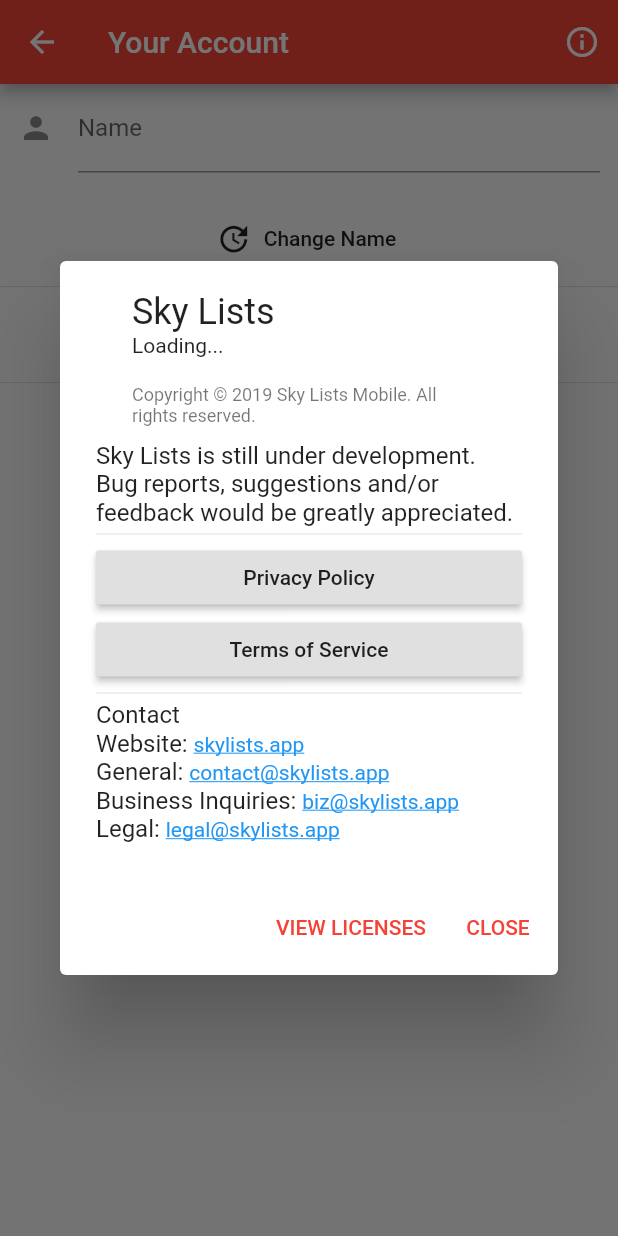
After one commit to Ben-Tyszka/Sky-Lists-Mobile-App, a Flutter app: the AccountPage screen opened by its route, after a tap on the "info outline" icon, on a phone screen of 412 x 824 dp. The commit adds this screen. Run offline on Flutter 3.47's test engine with Material 2 defaults, Android fonts, the phone set to English and light mode, and no system bars; our stand-ins replace cloud_firestore, firebase_auth, flutter_signin_button, google_sign_in, permission_handler, qr_flutter and 2 more; missing offline and left inert: fast_qr_reader_view, flutter_facebook_login, get_version, random_color, soundpool; accounts and stored records are empty.

Commit message:
Linked pages

```diff
--- /dev/null
+++ b/lib/presentational_widgets/about_app_dialog.dart
@@ -0,0 +1,139 @@
+import 'package:flutter/gestures.dart';
+import 'package:flutter/material.dart';
+import 'package:url_launcher/url_launcher.dart';
+
+import 'package:sky_lists/presentational_widgets/pages/privacy_policy_page.dart';
+import 'package:sky_lists/presentational_widgets/pages/terms_of_service_page.dart';
+
+class AboutAppDialog extends StatelessWidget {
+  AboutAppDialog({@required this.version});
+
+  final String version;
+
+  @override
+  Widget build(BuildContext context) {
+    return AboutDialog(
+      applicationName: 'Sky Lists',
+      applicationLegalese:
+          'Copyright © 2019 Sky Lists Mobile. All rights reserved.',
+      applicationVersion: version,
+      children: <Widget>[
+        SizedBox(
+          height: 10.0,
+        ),
+        Text(
+          'Sky Lists is still under development. Bug reports, suggestions and/or feedback would be greatly appreciated.',
+        ),
+        Divider(
+          height: 10.0,
+        ),
+        RaisedButton(
+          onPressed: () {
+            Navigator.pushNamed(context, PrivacyPolicyPage.routeName);
+          },
+          child: Text(
+            'Privacy Policy',
+          ),
+        ),
+        RaisedButton(
+          onPressed: () {
+            Navigator.pushNamed(context, TermsOfServicePage.routeName);
+          },
+          child: Text(
+            'Terms of Service',
+          ),
+        ),
+        Divider(
+          height: 10.0,
+        ),
+        Text(
+          'Contact',
+        ),
+        Text.rich(
+          TextSpan(
+            text: 'Website: ',
+            children: <TextSpan>[
+              TextSpan(
+                recognizer: TapGestureRecognizer()
+                  ..onTap = () async {
+                    const url = 'https://skylists.app';
+                    if (await canLaunch(url)) {
+                      await launch(url);
+                    }
+                  },
+                text: 'skylists.app',
+                style: Theme.of(context).textTheme.body1.copyWith(
+                      decoration: TextDecoration.underline,
+                      color: Colors.blue,
+                    ),
+              ),
+            ],
+          ),
+        ),
+        Text.rich(
+          TextSpan(
+            text: 'General: ',
+            children: <TextSpan>[
+              TextSpan(
+                recognizer: TapGestureRecognizer()
+                  ..onTap = () async {
+                    const url = 'mailto:contact@skylists.app';
+                    if (await canLaunch(url)) {
+                      await launch(url);
+                    }
+                  },
+                text: 'contact@skylists.app',
+                style: Theme.of(context).textTheme.body1.copyWith(
+                      decoration: TextDecoration.underline,
+                      color: Colors.blue,
+                    ),
+              ),
+            ],
+          ),
+        ),
+        Text.rich(
+          TextSpan(
+            text: 'Business Inquiries: ',
+            children: <TextSpan>[
+              TextSpan(
+                recognizer: TapGestureRecognizer()
+                  ..onTap = () async {
+                    const url = 'mailto:biz@skylists.app';
+                    if (await canLaunch(url)) {
+                      await launch(url);
+                    }
+                  },
+                text: 'biz@skylists.app',
+                style: Theme.of(context).textTheme.body1.copyWith(
+                      decoration: TextDecoration.underline,
+                      color: Colors.blue,
+                    ),
+              ),
+            ],
+          ),
+        ),
+        Text.rich(
+          TextSpan(
+            text: 'Legal: ',
+            children: <TextSpan>[
+              TextSpan(
+                recognizer: TapGestureRecognizer()
+                  ..onTap = () async {
+                    const url = 'mailto:legal@skylists.app';
+                    if (await canLaunch(url)) {
+                      await launch(url);
+                    }
+                  },
+                text: 'legal@skylists.app',
+                style: Theme.of(context).primaryTextTheme.body1.copyWith(
+                      decoration: TextDecoration.underline,
+                      color: Colors.blue,
+                    ),
+              ),
+            ],
+          ),
+        ),
+      ],
+    );
+  }
+}
--- a/lib/presentational_widgets/pages/account_page.dart
+++ b/lib/presentational_widgets/pages/account_page.dart
@@ -4,6 +4,7 @@
 
 import 'package:sky_lists/presentational_widgets/delete_account.dart';
 import 'package:sky_lists/presentational_widgets/sign_out_button.dart';
+import 'package:sky_lists/stateful_widgets/about_app.dart';
 import 'package:sky_lists/stateful_widgets/forms/name_change_form.dart';
 
 class AccountPage extends StatelessWidget {
@@ -38,6 +39,14 @@
     return Scaffold(
       appBar: AppBar(
         title: Text('Your Account'),
+        actions: <Widget>[
+          IconButton(
+            icon: Icon(Icons.info_outline),
+            onPressed: () {
+              showDialog(context: context, builder: (context) => AboutApp());
+            },
+          ),
+        ],
       ),
       body: Column(
         children:
--- a/lib/presentational_widgets/pages/logged_in_home_page.dart
+++ b/lib/presentational_widgets/pages/logged_in_home_page.dart
@@ -1,6 +1,7 @@
 import 'package:flutter/material.dart';
 
 import 'package:sky_lists/presentational_widgets/bottom_nav_bar_logged_in_page.dart';
+import 'package:sky_lists/presentational_widgets/pages/account_page.dart';
 import 'package:sky_lists/presentational_widgets/pages/qr_scanner_page.dart';
 import 'package:sky_lists/stateful_widgets/forms/new_list_form.dart';
 import 'package:sky_lists/stateful_widgets/shared_sky_lists_pagination.dart';
@@ -47,11 +48,17 @@
       appBar: AppBar(
         automaticallyImplyLeading: false,
         title: Text('Sky Lists'),
+        leading: IconButton(
+          icon: Icon(Icons.camera),
+          onPressed: () {
+            Navigator.pushNamed(context, QRScannerPage.routeName);
+          },
+        ),
         actions: <Widget>[
           IconButton(
-            icon: Icon(Icons.camera),
+            icon: Icon(Icons.account_circle),
             onPressed: () {
-              Navigator.pushNamed(context, QRScannerPage.routeName);
+              Navigator.pushNamed(context, AccountPage.routeName);
             },
           ),
         ],
--- /dev/null
+++ b/lib/stateful_widgets/about_app.dart
@@ -0,0 +1,54 @@
+import 'package:flutter/material.dart';
+import 'package:flutter/services.dart';
+import 'package:get_version/get_version.dart';
+
+import 'package:sky_lists/presentational_widgets/about_app_dialog.dart';
+
+class AboutApp extends StatefulWidget {
+  @override
+  _AboutAppState createState() => _AboutAppState();
+}
+
+class _AboutAppState extends State<AboutApp> {
+  String version = 'Loading...';
+
+  @override
+  initState() {
+    super.initState();
+    getVersion();
+  }
+
+  void getVersion() async {
+    String projectVersion;
+    try {
+      projectVersion = await GetVersion.projectVersion;
+    } on PlatformException {
+      projectVersion = '';
+    }
+
+    String projectCode;
+    try {
+      projectCode = await GetVersion.projectCode;
+    } on PlatformException {
+      projectCode = 'Failed to get build number.';
+    }
+
+    String platformVersion;
+    try {
+      platformVersion = await GetVersion.platformVersion;
+    } on PlatformException {
+      platformVersion = 'Failed to get platform version.';
+    }
+
+    setState(() {
+      version = "v$projectVersion+$projectCode for $platformVersion";
+    });
+  }
+
+  @override
+  Widget build(BuildContext context) {
+    return AboutAppDialog(
+      version: version,
+    );
+  }
+}
--- a/pubspec.yaml
+++ b/pubspec.yaml
@@ -11,10 +11,8 @@
     sdk: flutter
   cupertino_icons: ^0.1.2
   provider: ^4.0.1
-
   firebase_auth: ^0.15.3
   cloud_firestore: ^0.13.0+1
-
   intl: ^0.16.0
   vibration: ^1.2.2
   validators: ^2.0.0+1
@@ -27,6 +25,7 @@
   fast_qr_reader_view: ^0.1.5
   permission_handler: ^4.0.0
   soundpool: ^0.6.0
+  get_version: ^0.2.0+1
 
 dev_dependencies:
   flutter_test:
```
Also changed, not shown: pubspec.lock.
